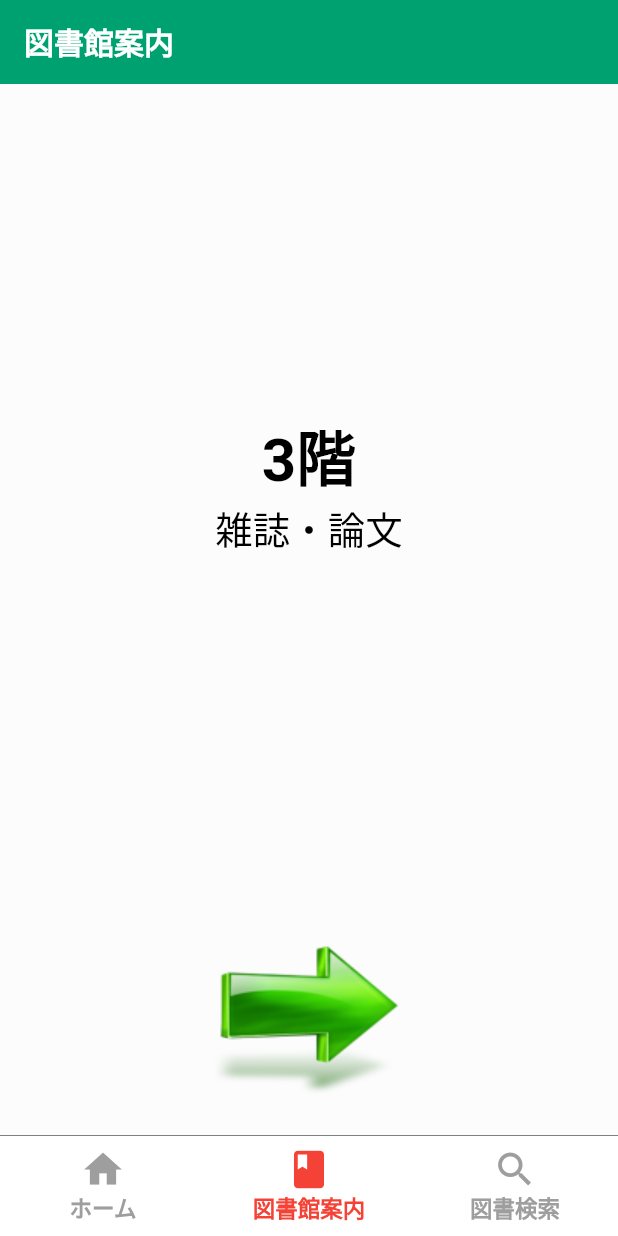
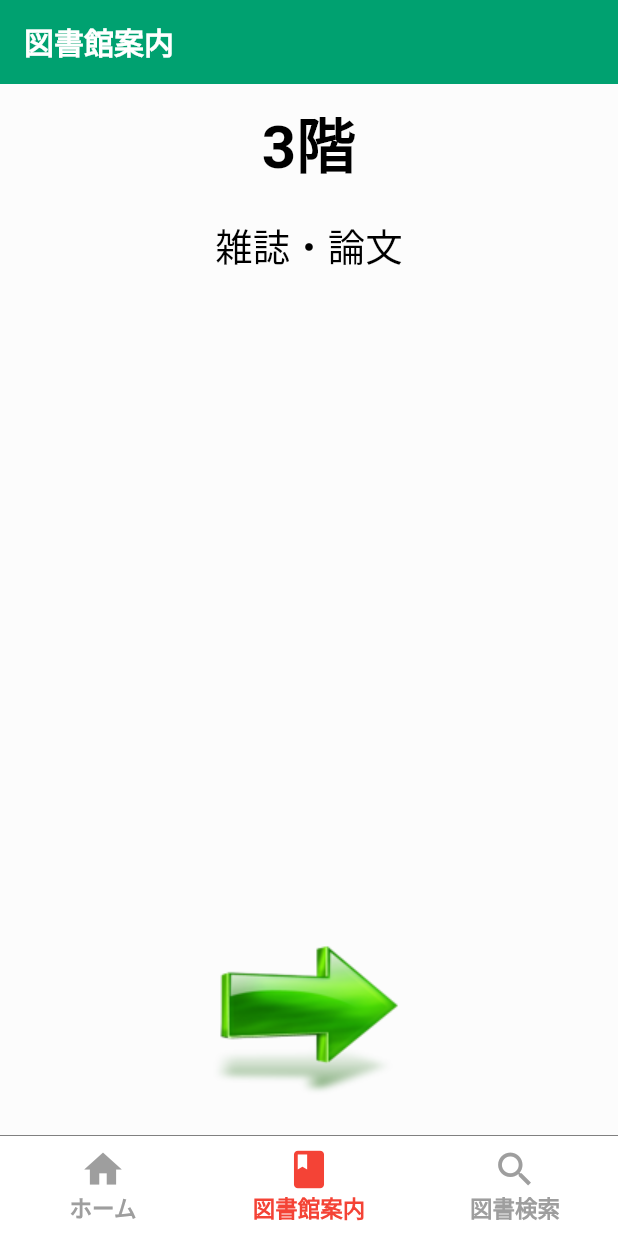
Before and after one commit to iseruuuuu/rissho_library_app, a Flutter app: the screen it shows after launch, item 2 of the bottom bar chosen, on a phone screen of 412 x 824 dp. Run offline on Flutter 3.47's test engine with Material 2 defaults, Android fonts, the light colour scheme and no system bars; our stand-ins replace hooks_riverpod; missing offline and left inert: flutter_inappwebview.

Commit message:
add: UIを調整した

```diff
--- a/lib/ui/book/component/book_item.dart
+++ b/lib/ui/book/component/book_item.dart
@@ -17,8 +17,9 @@ class BookItem extends StatelessWidget {
       height: MediaQuery.of(context).size.height,
       child: Column(
         children: [
-          const Spacer(),
-          Text(
+          Padding(
+            padding: const EdgeInsets.only(top: 10),
+            child: Text(
               title,
               style: const TextStyle(
                 fontWeight: FontWeight.bold,
@@ -26,11 +27,15 @@ class BookItem extends StatelessWidget {
                 color: Colors.black,
               ),
             ),
-          Text(
+          ),
+          Padding(
+            padding: const EdgeInsets.all(20),
+            child: Text(
               subTitle,
               style: const TextStyle(
                 fontSize: 25,
                 color: Colors.black,
+              ),
             ),
           ),
 
```
Lines whose indentation alone changed are shown as unchanged.
